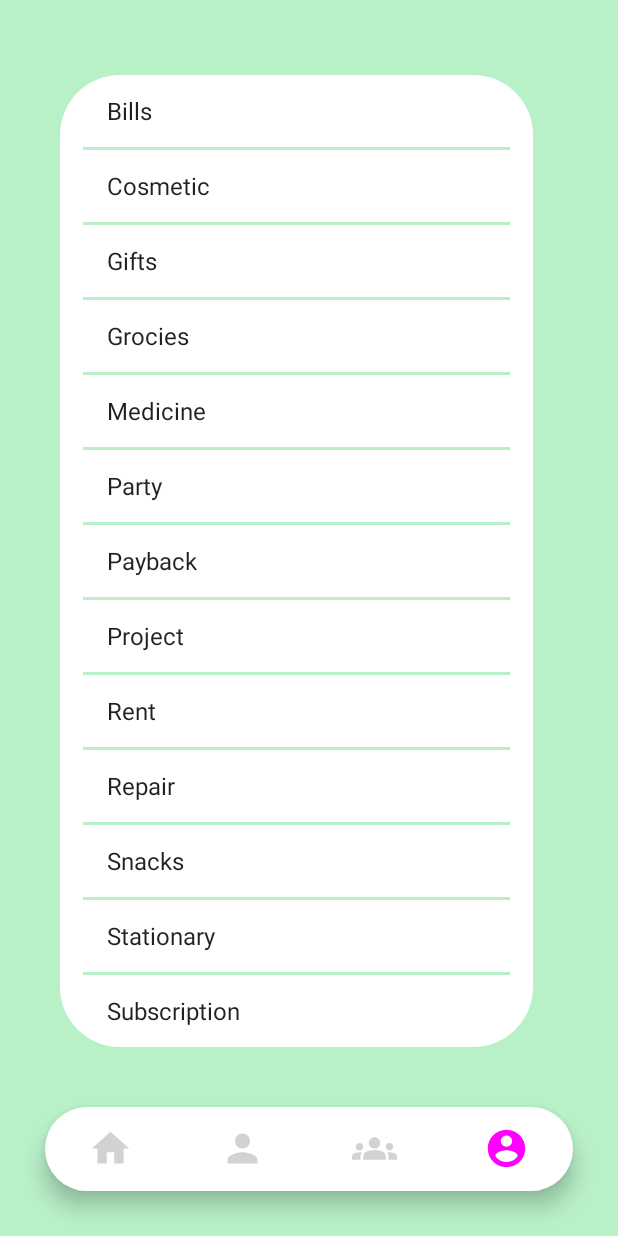
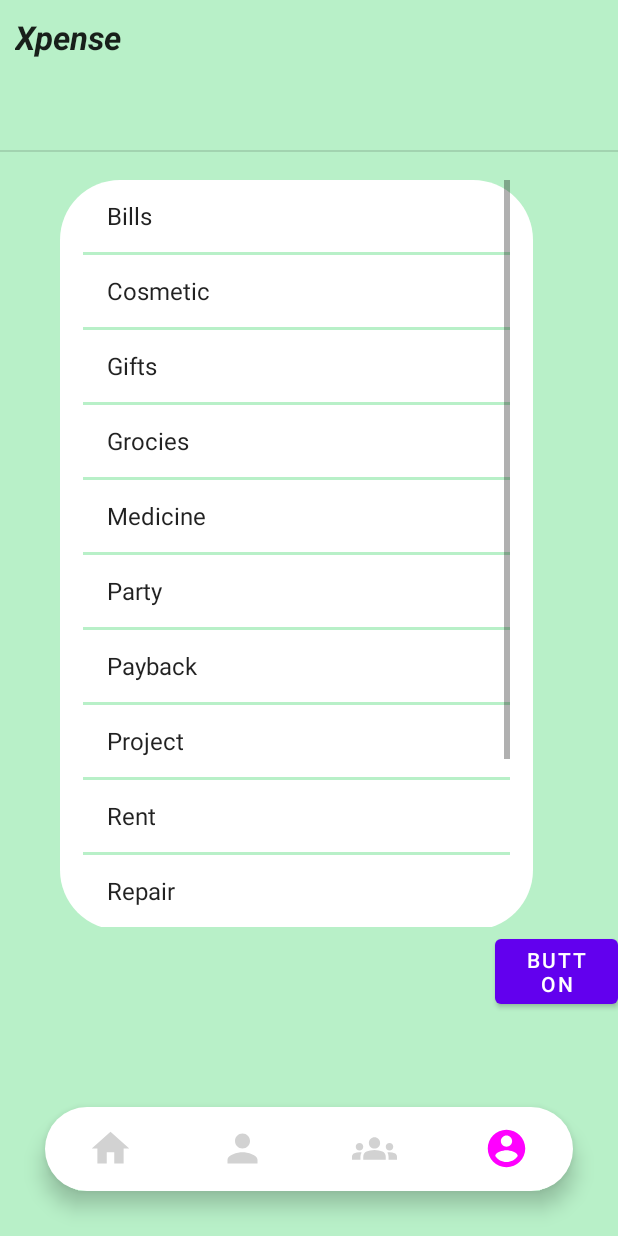
Before and after one commit to sksingh2/Xpense, an Android app: the screen it shows after launch (bottom_navigation), item 4 of the bottom bar chosen, on a phone screen of 412 x 824 dp. Run offline under Robolectric (Android 15) with nearby library versions, the phone set to English and light mode, and no system bars; libraries missing offline, so code that uses them is left out: com.github.mikephil.charting; 34 statements that could not run were skipped.

Commit message:
Improved ListView in ProfileFragment

```diff
--- a/app/src/main/java/com/example/xpense/ProfileFragment.java
+++ b/app/src/main/java/com/example/xpense/ProfileFragment.java
@@ -7,6 +7,7 @@ import androidx.fragment.app.Fragment;
 import android.view.LayoutInflater;
 import android.view.View;
 import android.view.ViewGroup;
+import android.widget.AdapterView;
 import android.widget.ArrayAdapter;
 import android.widget.ListView;
 
@@ -72,6 +73,12 @@ public class ProfileFragment extends Fragment {
         ArrayAdapter<String> converter = new ArrayAdapter<String> (getActivity(),
                 android.R.layout.simple_list_item_1, list_item);
         prof_list.setAdapter(converter);
+        prof_list.setOnItemClickListener(new AdapterView.OnItemClickListener() {
+            @Override
+            public void onItemClick(AdapterView<?> parent, View view, int position, long id) {
+
+            }
+        });
         return view;
     }
 }
--- a/app/src/main/res/layout/fragment_profile.xml
+++ b/app/src/main/res/layout/fragment_profile.xml
@@ -6,17 +6,42 @@
     android:background="#B8F0C8"
     tools:context=".ProfileFragment">
 
+    <TextView
+        android:id="@+id/app_name"
+        android:layout_width="wrap_content"
+        android:layout_height="wrap_content"
+        android:layout_marginLeft="10dp"
+        android:layout_marginTop="10dp"
+        android:text="Xpense"
+        android:textAppearance="@style/TextAppearance.AppCompat.Large"
+        android:textStyle="bold|italic" />
+
     <ListView
         android:id="@+id/prof_list"
         android:layout_width="315dp"
-        android:layout_height="wrap_content"
+        android:layout_height="500dp"
+        android:layout_marginStart="40dp"
+        android:layout_marginTop="120dp"
         android:background="@drawable/round_corner"
-        android:layout_marginStart="40dp"
-        android:layout_marginTop="50dp"
-        android:paddingStart="15dp"
-        android:paddingEnd="15dp"
         android:divider="#B8F0C8"
         android:dividerHeight="2dp"
+        android:paddingStart="15dp"
+        android:paddingEnd="15dp" />
+
+    <Button
+        android:id="@+id/button2"
+        android:layout_width="wrap_content"
+        android:layout_height="wrap_content"
+        android:text="Button"
+        android:layout_marginTop="620dp"
+        android:layout_marginStart="330dp"
         />
 
+    <View
+        android:id="@+id/divider"
+        android:layout_width="match_parent"
+        android:layout_height="1dp"
+        android:background="?android:attr/listDivider"
+        android:layout_marginTop="100dp"/>
+
 </FrameLayout>
```
